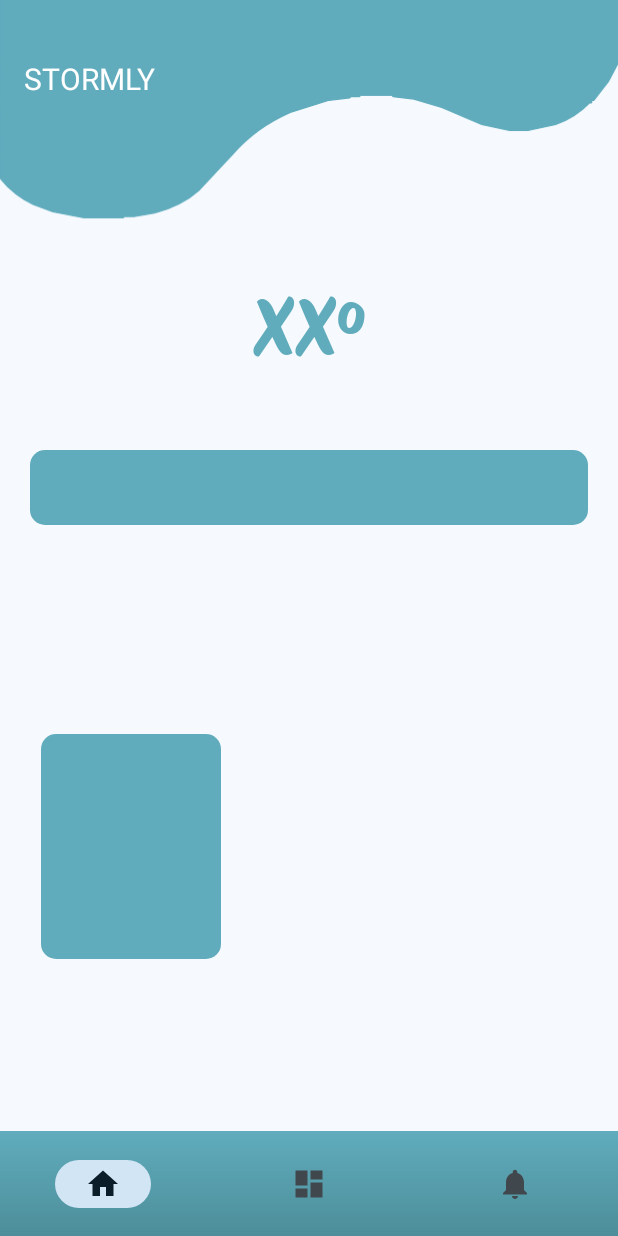
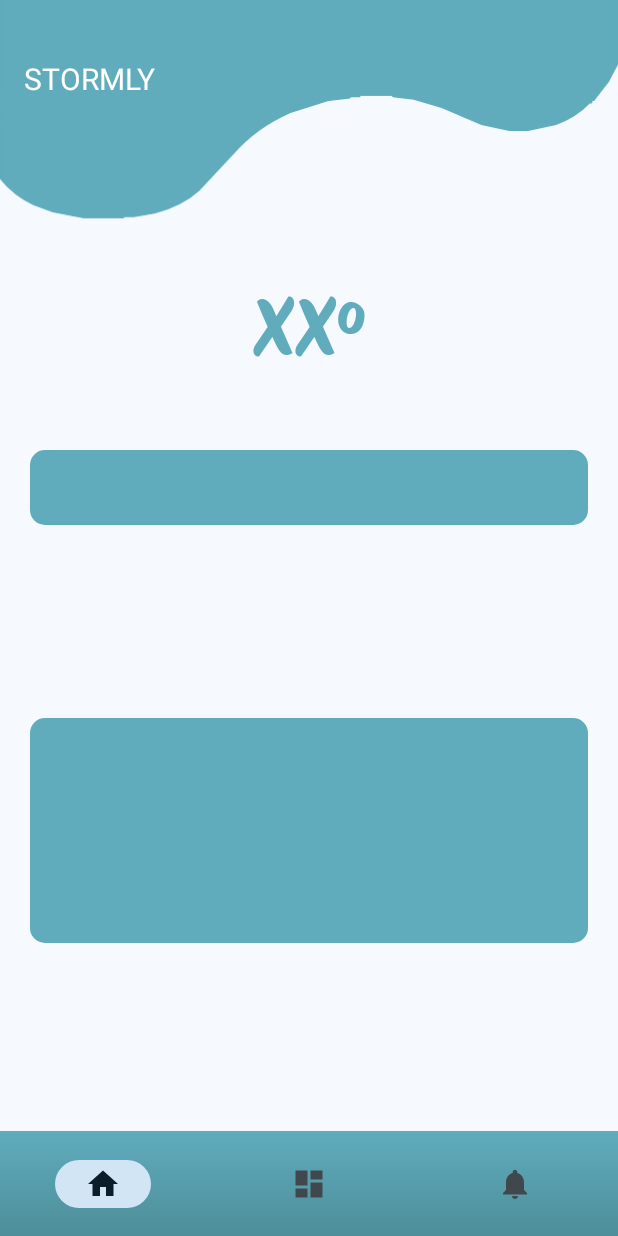
Before and after one commit to kevingopalan/Stormly-weather, an Android app: the screen it shows after launch (MainActivity), on a phone screen of 412 x 824 dp. Run offline under Robolectric (Android 15) with nearby library versions, the phone set to English and light mode, and no system bars; our stand-ins replace navigation-ui.

Commit message:
Modified starting point for future UI

```diff
--- a/app/src/main/res/layout/fragment_home.xml
+++ b/app/src/main/res/layout/fragment_home.xml
@@ -61,11 +61,11 @@
 
     <TextView
         android:id="@+id/text_hournow"
-        android:layout_width="120dp"
+        android:layout_width="match_parent"
         android:layout_height="150dp"
-        android:layout_marginStart="8dp"
-        android:layout_marginTop="150dp"
-        android:layout_marginEnd="8dp"
+        android:layout_marginStart="20dp"
+        android:layout_marginTop="120dp"
+        android:layout_marginEnd="20dp"
         android:background="@drawable/background_searchbar"
         android:fontFamily="@font/protestriot"
         android:textAlignment="center"
```
